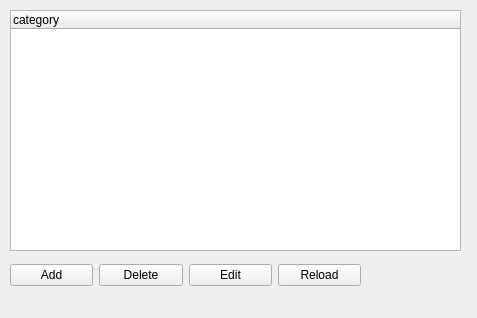
First picture: the form in qt/apps/configurator/forms/init.ui, repository Wolframe/qtClient, before the edit.
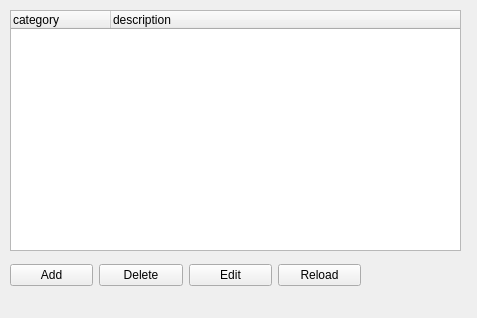
Second picture: the form after the edit.

Commit message: added description to uis

```diff
--- a/qt/apps/configurator/forms/init.ui
+++ b/qt/apps/configurator/forms/init.ui
@@ -36,6 +36,11 @@
      <string>category</string>
     </property>
    </column>
+   <column>
+    <property name="text">
+     <string>description</string>
+    </property>
+   </column>
   </widget>
   <widget class="QWidget" name="horizontalLayoutWidget">
    <property name="geometry">
```
The commit also changes 3 other files.
